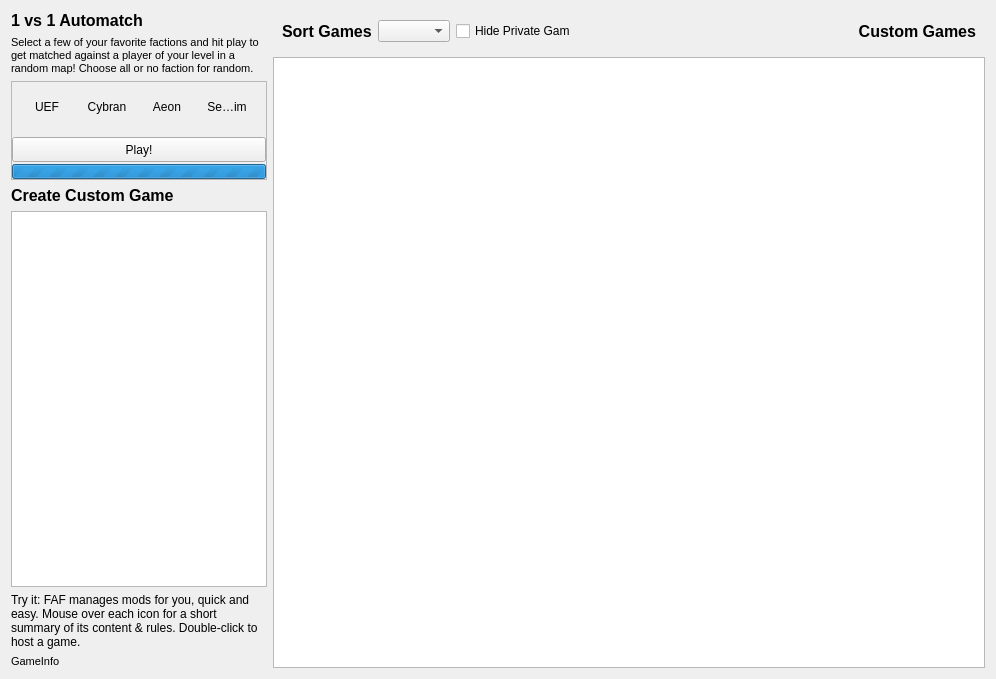
Qt form res/games/games.ui (GrotheFAF/client) before a commit.
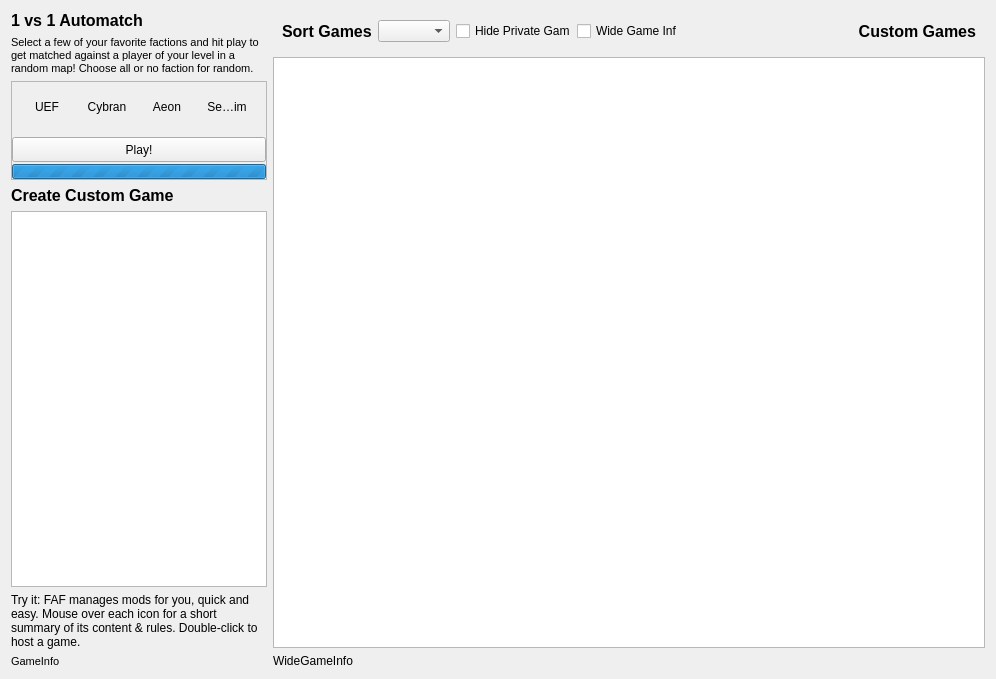
The same form after that commit.

Commit message:
rework and add wide teaminfo for selected game in Play
rework from gameList.selectedItems to gameList.currentItem
add showWideGameInfo checkbox to GameWidget and as persisted_property
add labelWideGameInfo below GameList
add placeholder to searchlabel in modvault.ui
remove br after observer add ' mod' in tooltip in gameItem

fixes and changes from merge rebase in _clientwindow, login, _gameswidget

The edit to the form file:
```diff
--- a/res/games/games.ui
+++ b/res/games/games.ui
@@ -603,6 +603,19 @@
            </property>
           </widget>
          </item>
+         <item>
+          <widget class="QCheckBox" name="showWideGameInfo">
+           <property name="maximumSize">
+            <size>
+             <width>100</width>
+             <height>16777215</height>
+            </size>
+           </property>
+           <property name="text">
+            <string>Wide Game Info</string>
+           </property>
+          </widget>
+         </item>
          <item>
           <widget class="QLabel" name="labelJoinGame">
            <property name="palette">
@@ -674,6 +687,13 @@
         </property>
        </widget>
       </item>
+      <item>
+       <widget class="QLabel" name="labelWideGameInfo">
+        <property name="text">
+         <string>WideGameInfo</string>
+        </property>
+       </widget>
+      </item>
      </layout>
     </widget>
    </item>
```
The commit also changes 6 other files.
